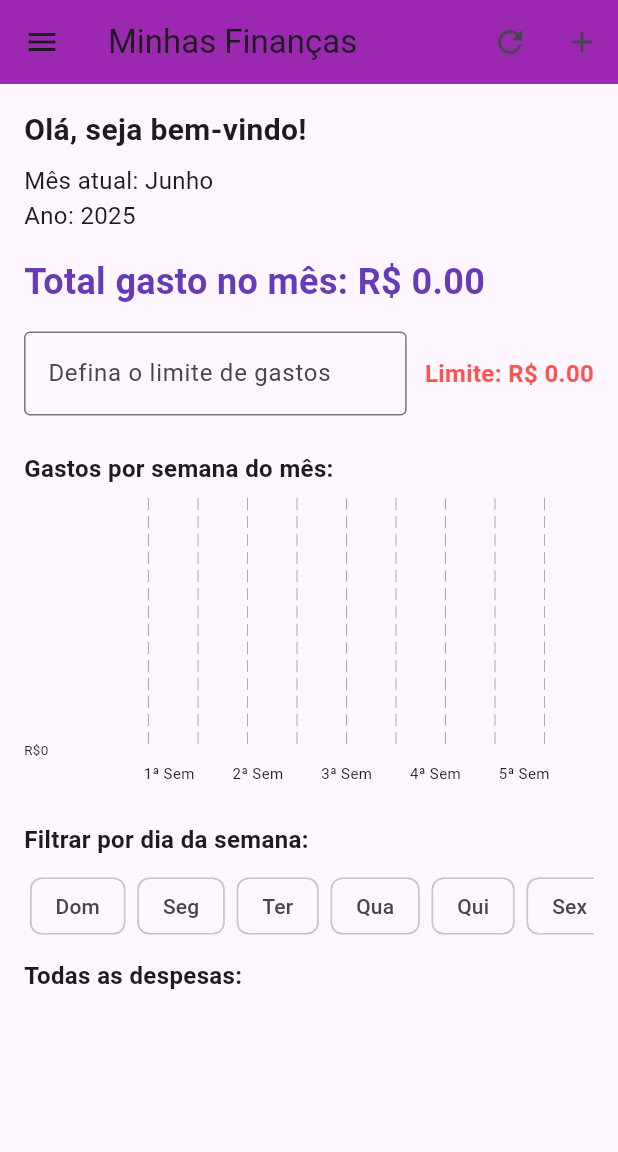
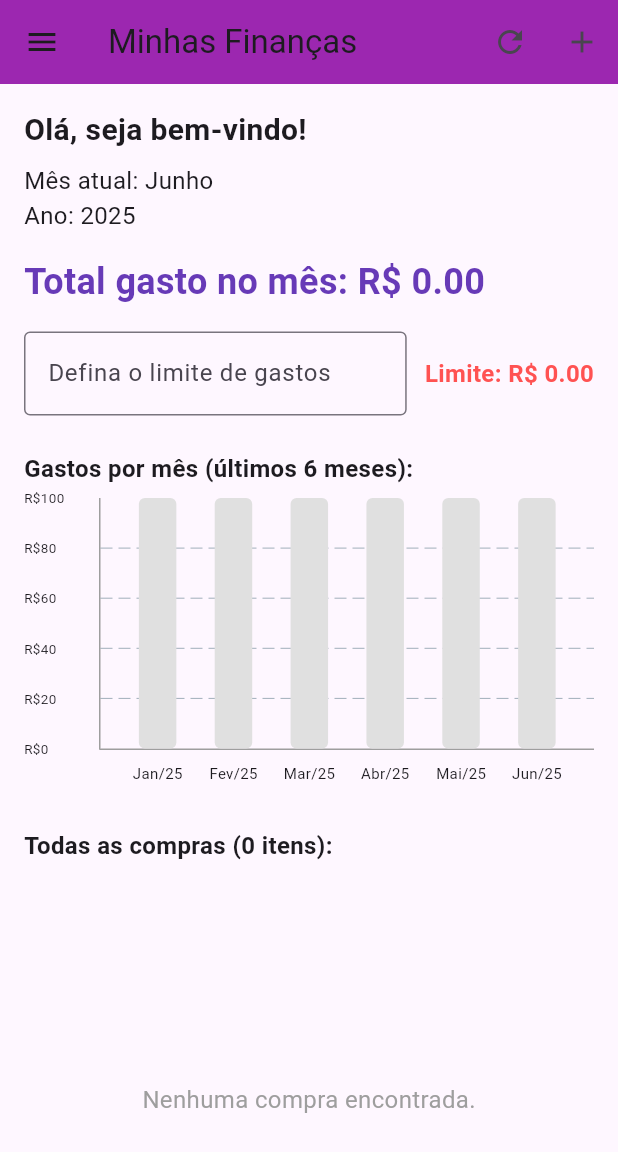
Before and after one commit to rafael-men/my-finance-money-management, a Flutter app: the screen it shows after launch, in the side drawer, after a tap on the "add" icon, on a phone screen of 412 x 824 dp. Shown: the top 1152 px of the screen. Run offline on Flutter 3.47's test engine with Material 3 defaults, Android fonts, the light colour scheme and no system bars; drawn by our look-alikes of fl_chart; our stand-ins replace hive, hive_flutter; accounts and stored records are empty.

Commit message:
get-expenses work

```diff
--- a/my_finance/lib/data/expense_data.dart
+++ b/my_finance/lib/data/expense_data.dart
@@ -4,35 +4,25 @@ import '../models/expense_item.dart';
 
 class ExpenseData extends ChangeNotifier {
   late final Box<ExpenseItem> _expenseBox;
-  DateTime _lastRecordedMonth = DateTime.now();
 
   Future<void> init() async {
     _expenseBox = await Hive.openBox<ExpenseItem>('expenseBox');
-    _checkMonthReset();
   }
 
-
   Future<void> prepareData() async {
-    _checkMonthReset();
     notifyListeners();
   }
 
   List<ExpenseItem> get overallExpenseList => _expenseBox.values.toList();
 
   List<ExpenseItem> getAllExpenseList() {
-    _checkMonthReset();
-    final expenses = overallExpenseList;
-    return expenses;
+    return overallExpenseList;
   }
-
 
   Future<void> addExpense(ExpenseItem expense) async {
     try {
-
       await _expenseBox.add(expense);
-      _checkMonthReset();
       notifyListeners();
-
     } catch (e) {
       rethrow;
     }
@@ -54,68 +44,16 @@ class ExpenseData extends ChangeNotifier {
     }
   }
 
-  String getDayName(DateTime date) {
-    const days = ['Sun', 'Mon', 'Tue', 'Wed', 'Thu', 'Fri', 'Sat'];
-    int dayIndex;
-    if (date.weekday == 7) {
-      dayIndex = 0;
-    } else {
-      dayIndex = date.weekday;
-    }
-    return days[dayIndex];
-  }
-
-  DateTime startOfWeekDate() {
-    final today = DateTime.now();
-    final daysFromSunday = today.weekday % 7;
-    return today.subtract(Duration(days: daysFromSunday));
-  }
-
-  List<ExpenseItem> getExpensesForCurrentWeek() {
-    final start = startOfWeekDate();
-    final end = start.add(const Duration(days: 6));
-
-    return overallExpenseList.where((expense) {
-      return expense.date.isAfter(start.subtract(const Duration(seconds: 1))) &&
-             expense.date.isBefore(end.add(const Duration(days: 1)));
-    }).toList();
-  }
-
-  List<ExpenseItem> getExpensesForWeekday(String weekday) {
-    return getExpensesForCurrentWeek().where((expense) {
-      return getDayName(expense.date) == weekday;
-    }).toList();
-  }
-
-  void _checkMonthReset() {
-    final now = DateTime.now();
-    if (_lastRecordedMonth.month != now.month ||
-         _lastRecordedMonth.year != now.year) {
-      print('Detectada mudança de mês - limpando despesas antigas');
-      _resetExpenseBox();
-      _lastRecordedMonth = now;
-    }
-  }
-
-  Future<void> _resetExpenseBox() async {
-    await _expenseBox.clear();
-    notifyListeners();
-    print('ExpenseBox resetado para novo mês');
-  }
-
   Future<void> close() async {
     await _expenseBox.close();
   }
-
 
   int getExpenseCount() {
     return _expenseBox.length;
   }
 
-
   void refreshData() {
     notifyListeners();
     print('refreshData chamado manualmente');
   }
-
 }
--- a/my_finance/lib/main.dart
+++ b/my_finance/lib/main.dart
@@ -10,7 +10,7 @@ void main() async {
 
     await Hive.initFlutter();
     await Hive.openBox<ExpenseItem>('expensebox');
-
+    Hive.registerAdapter(ExpenseItemAdapter());
     runApp(MyApp());
   } catch (e) {
     runApp(
--- a/my_finance/lib/models/expense_per_day.dart
+++ /dev/null
@@ -1,6 +0,0 @@
-class ExpensePerDay {
-  final String day;
-  final double amount;
-
-  ExpensePerDay(this.day, this.amount);
-}
--- a/my_finance/lib/pages/homepage.dart
+++ b/my_finance/lib/pages/homepage.dart
@@ -1,5 +1,6 @@
 import 'package:flutter/material.dart';
 import 'package:fl_chart/fl_chart.dart';
+import 'package:hive_flutter/hive_flutter.dart';
 
 import '../data/expense_data.dart';
 import '../models/expense_item.dart';
@@ -17,9 +18,8 @@ class _HomepageState extends State<Homepage> {
   ExpenseData? expenseData;
   final TextEditingController _limitController = TextEditingController();
   double spendingLimit = 0.0;
-  String selectedDay = '';
-  final List<String> weekDays = ['Dom', 'Seg', 'Ter', 'Qua', 'Qui', 'Sex', 'Sab'];
   bool isLoading = true;
+  late Box settingsBox;
 
   @override
   void initState() {
@@ -32,6 +32,14 @@ class _HomepageState extends State<Homepage> {
       expenseData = ExpenseData();
       await expenseData!.init();
       await expenseData!.prepareData();
+
+
+      settingsBox = await Hive.openBox('settings');
+
+
+      spendingLimit = settingsBox.get('spendingLimit', defaultValue: 0.0);
+      _limitController.text = spendingLimit > 0 ? spendingLimit.toString() : '';
+
       setState(() {
         isLoading = false;
       });
@@ -58,35 +66,44 @@ class _HomepageState extends State<Homepage> {
     }
   }
 
+
+  Future<void> _saveSpendingLimit(double limit) async {
+    await settingsBox.put('spendingLimit', limit);
+  }
+
   @override
   void dispose() {
     _limitController.dispose();
     expenseData?.close();
+    settingsBox.close();
     super.dispose();
   }
 
-  List<ExpenseItem> getFilteredExpenses() {
-    if (expenseData == null) return [];
 
-    if (selectedDay.isEmpty) {
-      return expenseData!.getAllExpenseList();
+  Map<String, double> getMonthlyExpenses() {
+    if (expenseData == null) return {};
+
+    final now = DateTime.now();
+    final Map<String, double> monthlyTotals = {};
+
+
+    for (int i = 5; i >= 0; i--) {
+      final monthDate = DateTime(now.year, now.month - i, 1);
+      final monthKey = '${_shortMonthName(monthDate.month)}/${monthDate.year.toString().substring(2)}';
+      monthlyTotals[monthKey] = 0.0;
     }
 
-    // Mapear os dias em português para inglês que o ExpenseData usa
-    final dayMapping = {
-      'Dom': 'Sun',
-      'Seg': 'Mon',
-      'Ter': 'Tue',
-      'Qua': 'Wed',
-      'Qui': 'Thu',
-      'Sex': 'Fri',
-      'Sab': 'Sat'
-    };
 
-    final englishDay = dayMapping[selectedDay];
-    if (englishDay == null) return expenseData!.getAllExpenseList();
+    for (var expense in expenseData!.getAllExpenseList()) {
+      final monthKey = '${_shortMonthName(expense.date.month)}/${expense.date.year.toString().substring(2)}';
 
-    return expenseData!.getExpensesForWeekday(englishDay);
+      if (monthlyTotals.containsKey(monthKey)) {
+        monthlyTotals[monthKey] = (monthlyTotals[monthKey] ?? 0) +
+                                 (double.tryParse(expense.amount) ?? 0);
+      }
+    }
+
+    return monthlyTotals;
   }
 
   double getTotalSpentCurrentMonth() {
@@ -109,35 +126,37 @@ class _HomepageState extends State<Homepage> {
     return months[month - 1];
   }
 
-  List<BarChartGroupData> _buildWeeklyBarGroups() {
-    if (expenseData == null) return [];
-
-    final now = DateTime.now();
-    final firstDayOfMonth = DateTime(now.year, now.month, 1);
-    final lastDayOfMonth = DateTime(now.year, now.month + 1, 0);
-
-    // Mapear gastos por semana do mês
-    final Map<int, double> weeklyTotals = {1: 0.0, 2: 0.0, 3: 0.0, 4: 0.0, 5: 0.0};
-
-    for (var expense in expenseData!.getAllExpenseList()) {
-      if (expense.date.month == now.month && expense.date.year == now.year) {
-        final weekOfMonth = _getWeekOfMonth(expense.date, firstDayOfMonth);
-        weeklyTotals[weekOfMonth] = (weeklyTotals[weekOfMonth] ?? 0) +
-                                   (double.tryParse(expense.amount) ?? 0);
-      }
+  String _shortMonthName(int month) {
+    const months = [
+      'Jan', 'Fev', 'Mar', 'Abr', 'Mai', 'Jun',
+      'Jul', 'Ago', 'Set', 'Out', 'Nov', 'Dez'
+    ];
+    return months[month - 1];
   }
 
-    final maxYValue = (weeklyTotals.values.isEmpty
+  String _getDayNameInPortuguese(DateTime date) {
+    const dayNames = ['Dom', 'Seg', 'Ter', 'Qua', 'Qui', 'Sex', 'Sab'];
+    return dayNames[date.weekday % 7];
+  }
+
+  List<BarChartGroupData> _buildMonthlyBarGroups() {
+    final monthlyData = getMonthlyExpenses();
+    if (monthlyData.isEmpty) return [];
+
+
+    final maxDataValue = monthlyData.values.isEmpty
         ? 100.0
-            : weeklyTotals.values.reduce((a, b) => a > b ? a : b) * 1.2)
-        .clamp(100.0, double.infinity);
+        : monthlyData.values.reduce((a, b) => a > b ? a : b);
 
-    return weeklyTotals.entries.map((entry) {
-      final week = entry.key;
+
+    final maxY = (maxDataValue * 1.2).clamp(100.0, double.infinity);
+
+    int index = 0;
+    return monthlyData.entries.map((entry) {
       final amount = entry.value;
 
       return BarChartGroupData(
-        x: week,
+        x: index++,
         barRods: [
           BarChartRodData(
             toY: amount,
@@ -146,7 +165,7 @@ class _HomepageState extends State<Homepage> {
             borderRadius: BorderRadius.circular(4),
             backDrawRodData: BackgroundBarChartRodData(
               show: true,
-              toY: maxYValue,
+              toY: maxY, // Usar o maxY calculado
               color: Colors.grey[300]!,
             ),
           ),
@@ -155,9 +174,13 @@ class _HomepageState extends State<Homepage> {
     }).toList();
   }
 
-  int _getWeekOfMonth(DateTime date, DateTime firstDayOfMonth) {
-    final difference = date.difference(firstDayOfMonth).inDays;
-    return (difference / 7).floor() + 1;
+
+  double _calculateMaxY() {
+    final monthlyData = getMonthlyExpenses();
+    if (monthlyData.isEmpty) return 100.0;
+
+    final maxValue = monthlyData.values.reduce((a, b) => a > b ? a : b);
+    return (maxValue * 1.2).clamp(100.0, double.infinity);
   }
 
   @override
@@ -186,18 +209,14 @@ class _HomepageState extends State<Homepage> {
       );
     }
 
-    final expenses = getFilteredExpenses();
+    final allExpenses = expenseData!.getAllExpenseList();
     final now = DateTime.now();
     final monthName = _fullMonthName(now.month);
     final year = now.year;
     final totalSpent = getTotalSpentCurrentMonth();
-    final barGroups = _buildWeeklyBarGroups();
-    final maxY = barGroups.isEmpty
-        ? 100.0
-        : barGroups
-                .map((g) => g.barRods[0].toY)
-                .reduce((value, element) => value > element ? value : element) *
-            1.2;
+    final barGroups = _buildMonthlyBarGroups();
+    final monthlyData = getMonthlyExpenses();
+    final maxY = _calculateMaxY();
 
     return Scaffold(
       appBar: AppBar(
@@ -271,9 +290,11 @@ class _HomepageState extends State<Homepage> {
                         prefixText: 'R\$ ',
                       ),
                       onChanged: (value) {
+                        final newLimit = double.tryParse(value) ?? 0.0;
                         setState(() {
-                          spendingLimit = double.tryParse(value) ?? 0.0;
+                          spendingLimit = newLimit;
                         });
+                        _saveSpendingLimit(newLimit);
                       },
                     ),
                   ),
@@ -312,7 +333,7 @@ class _HomepageState extends State<Homepage> {
 
               const SizedBox(height: 16),
               const Text(
-                'Gastos por semana do mês:',
+                'Gastos por mês (últimos 6 meses):',
                 style: TextStyle(fontSize: 16, fontWeight: FontWeight.bold),
               ),
               const SizedBox(height: 8),
@@ -321,6 +342,7 @@ class _HomepageState extends State<Homepage> {
                 child: BarChart(
                   BarChartData(
                     maxY: maxY,
+                    minY: 0, // Garantir que o mínimo seja 0
                     barGroups: barGroups,
                     titlesData: FlTitlesData(
                       bottomTitles: AxisTitles(
@@ -328,13 +350,17 @@ class _HomepageState extends State<Homepage> {
                           showTitles: true,
                           reservedSize: 32,
                           getTitlesWidget: (value, meta) {
+                            final monthlyEntries = monthlyData.entries.toList();
+                            if (value.toInt() < monthlyEntries.length) {
                               return SideTitleWidget(
                                 meta: meta,
                                 child: Text(
-                                '${value.toInt()}ª Sem',
+                                  monthlyEntries[value.toInt()].key,
                                   style: const TextStyle(fontSize: 10),
                                 ),
                               );
+                            }
+                            return const SizedBox.shrink();
                           },
                         ),
                       ),
@@ -342,7 +368,7 @@ class _HomepageState extends State<Homepage> {
                         sideTitles: SideTitles(
                           showTitles: true,
                           reservedSize: 50,
-                          interval: (maxY / 5).clamp(50, double.infinity),
+                          interval: (maxY / 5).clamp(20, double.infinity), // Melhor intervalo
                           getTitlesWidget: (value, meta) {
                             return Text(
                               'R\$${value.toInt()}',
@@ -354,17 +380,31 @@ class _HomepageState extends State<Homepage> {
                       rightTitles: AxisTitles(sideTitles: SideTitles(showTitles: false)),
                       topTitles: AxisTitles(sideTitles: SideTitles(showTitles: false)),
                     ),
-                    gridData: FlGridData(show: true),
-                    borderData: FlBorderData(show: false),
+                    gridData: FlGridData(
+                      show: true,
+                      drawVerticalLine: false, // Remover linhas verticais
+                      horizontalInterval: (maxY / 5).clamp(20, double.infinity),
+                    ),
+                    borderData: FlBorderData(
+                      show: true,
+                      border: const Border(
+                        bottom: BorderSide(color: Colors.grey, width: 1),
+                        left: BorderSide(color: Colors.grey, width: 1),
+                      ),
+                    ),
                     barTouchData: BarTouchData(
                       enabled: true,
                       touchTooltipData: BarTouchTooltipData(
                         getTooltipColor: (group) => Colors.blueGrey,
                         getTooltipItem: (group, groupIndex, rod, rodIndex) {
+                          final monthlyEntries = monthlyData.entries.toList();
+                          if (group.x < monthlyEntries.length) {
                             return BarTooltipItem(
-                            '${group.x}ª Semana\nR\$ ${rod.toY.toStringAsFixed(2)}',
+                              '${monthlyEntries[group.x].key}\nR\$ ${rod.toY.toStringAsFixed(2)}',
                               const TextStyle(color: Colors.white, fontSize: 12),
                             );
+                          }
+                          return null;
                         },
                       ),
                     ),
@@ -373,77 +413,31 @@ class _HomepageState extends State<Homepage> {
                 ),
               ),
 
-              const SizedBox(height: 16),
+              const SizedBox(height: 20),
               Text(
-                selectedDay.isEmpty
-                    ? 'Filtrar por dia da semana:'
-                    : 'Filtrado por: $selectedDay',
-                style: const TextStyle(fontSize: 16, fontWeight: FontWeight.bold),
-              ),
-              const SizedBox(height: 8),
-              SizedBox(
-                height: 50,
-                child: ListView.builder(
-                  scrollDirection: Axis.horizontal,
-                  itemCount: weekDays.length,
-                  itemBuilder: (context, index) {
-                    final day = weekDays[index];
-                    final isSelected = day == selectedDay;
-                    return Padding(
-                      padding: const EdgeInsets.symmetric(horizontal: 4),
-                      child: ChoiceChip(
-                        label: Text(day),
-                        selected: isSelected,
-                        selectedColor: Colors.deepPurple.shade300,
-                        onSelected: (_) {
-                          setState(() {
-                            selectedDay = isSelected ? '' : day;
-                          });
-                        },
-                      ),
-                    );
-                  },
-                ),
-              ),
-
-              const SizedBox(height: 10),
-              Text(
-                selectedDay.isEmpty
-                    ? 'Todas as despesas:'
-                    : 'Despesas de $selectedDay:',
+                'Todas as compras (${allExpenses.length} itens):',
                 style: const TextStyle(fontSize: 16, fontWeight: FontWeight.bold),
               ),
               const SizedBox(height: 8),
 
               SizedBox(
                 height: 300,
-                child: expenses.isEmpty
-                    ? Center(
+                child: allExpenses.isEmpty
+                    ? const Center(
                         child: Text(
-                          selectedDay.isEmpty
-                              ? 'Nenhuma despesa encontrada.'
-                              : 'Nenhuma despesa encontrada para $selectedDay.',
-                          style: const TextStyle(fontSize: 16, color: Colors.grey),
+                          'Nenhuma compra encontrada.',
+                          style: TextStyle(fontSize: 16, color: Colors.grey),
                         ),
                       )
                     : ListView.builder(
-                        itemCount: expenses.length,
+                        itemCount: allExpenses.length,
                         itemBuilder: (context, index) {
-                          final item = expenses[index];
+                          final item = allExpenses[index];
                           final formattedDate =
                               '${item.date.day.toString().padLeft(2, '0')}/'
                               '${item.date.month.toString().padLeft(2, '0')}/'
                               '${item.date.year}';
-                          final dayMapping = {
-                            'Sun': 'Dom',
-                            'Mon': 'Seg',
-                            'Tue': 'Ter',
-                            'Wed': 'Qua',
-                            'Thu': 'Qui',
-                            'Fri': 'Sex',
-                            'Sat': 'Sab'
-                          };
-                          final dayName = dayMapping[expenseData!.getDayName(item.date)] ?? 'N/A';
+                          final dayName = _getDayNameInPortuguese(item.date);
 
                           return Card(
                             elevation: 2,
--- a/my_finance/pubspec.yaml
+++ b/my_finance/pubspec.yaml
@@ -38,6 +38,8 @@ dependencies:
   hive: ^2.2.3
   hive_flutter: ^1.1.0
   path_provider: ^2.0.11
+  build_runner: ^2.4.7
+  hive_generator: ^2.0.1
 
 
 dev_dependencies:
```
Also changed, not shown: my_finance/lib/models/expense_item.dart (+20 -0 lines), my_finance/lib/pages/create_expense_page.dart (+39 -7 lines), my_finance/lib/models/expense_item.g.dart (added). Lines whose indentation alone changed are shown as unchanged.
